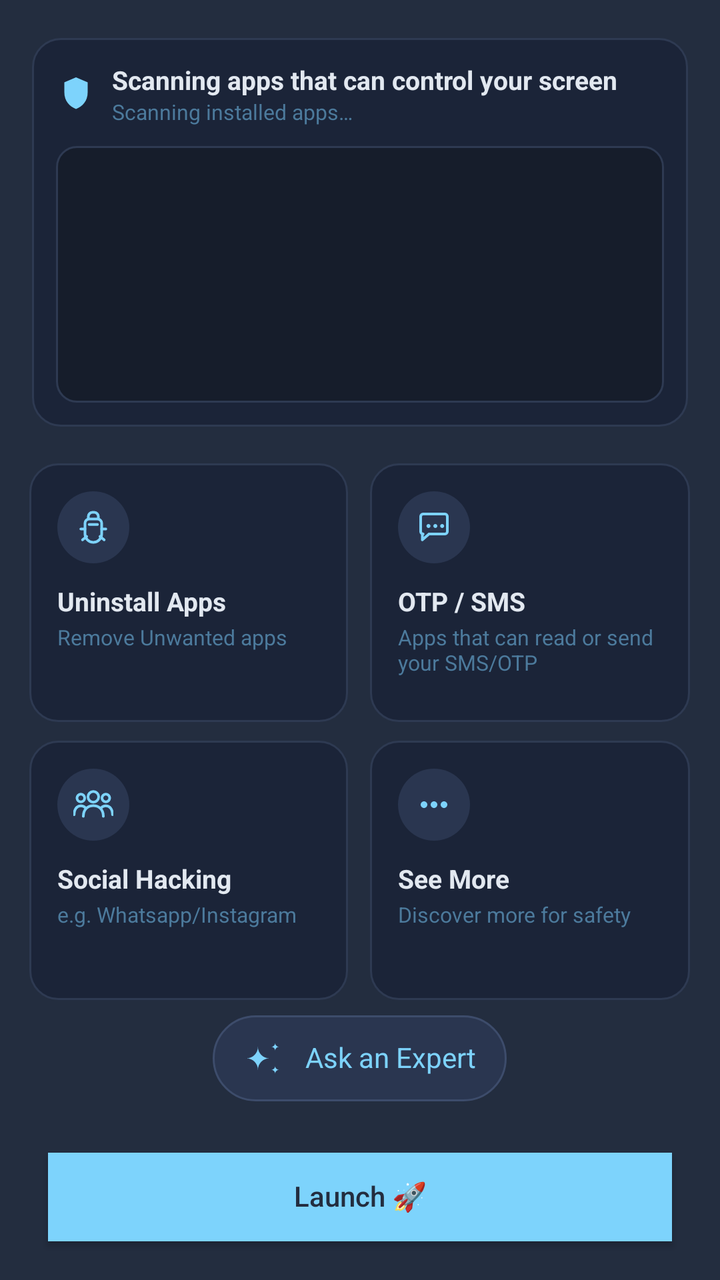
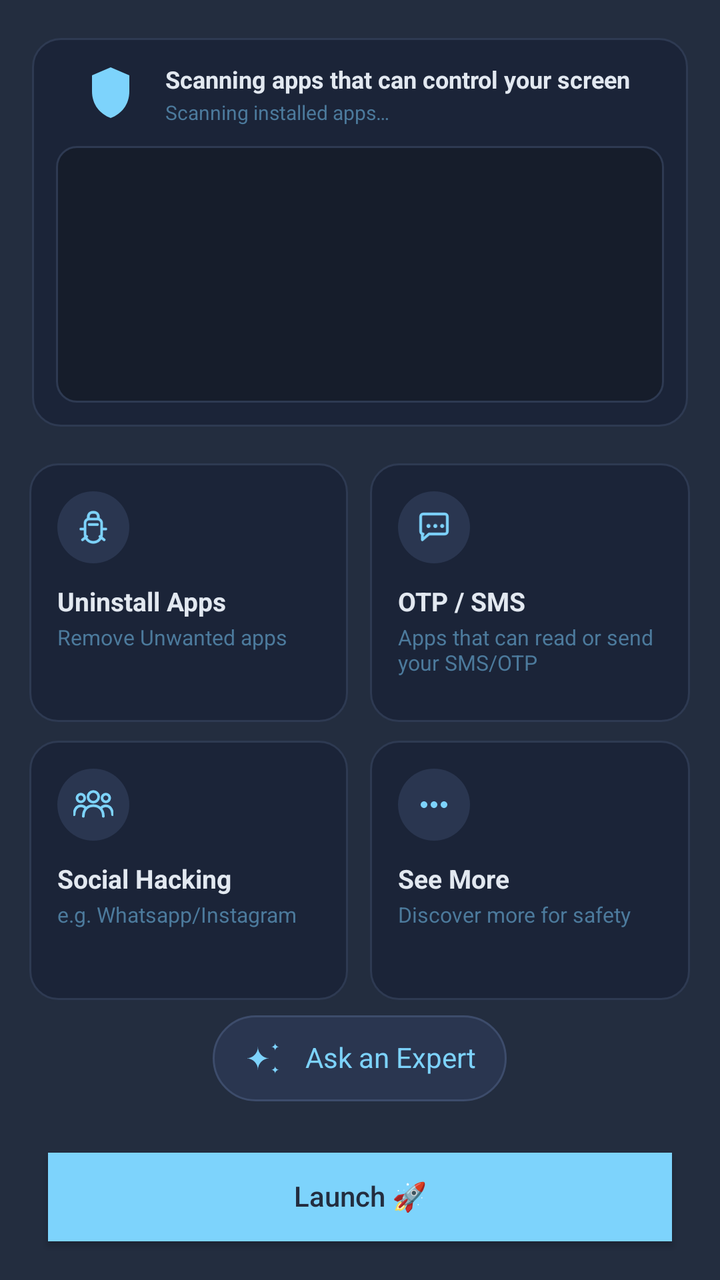

An Android layout rendered at two revisions. The XML below is the earlier revision; the diff shows what the commit changed to produce the second picture.
<!-- AndroidManifest.xml: activity theme Theme.NihalHome -->
<!-- res/layout/activity_main.xml -->
<?xml version="1.0" encoding="utf-8"?>
<LinearLayout xmlns:android="http://schemas.android.com/apk/res/android"
    android:layout_width="match_parent"
    android:layout_height="match_parent"
    android:orientation="vertical"
    android:weightSum="1000"
    android:background="@color/onboarding_background">

    
    <View
        android:layout_width="match_parent"
        android:layout_height="0dp"
        android:layout_weight="30" />

    
    <FrameLayout
        android:id="@+id/containerFirstPart"
        android:layout_width="match_parent"
        android:layout_height="0dp"
        android:layout_weight="304"
        android:paddingStart="16dp"
        android:paddingEnd="16dp">

        <LinearLayout
            android:id="@+id/boxFirstPart"
            android:layout_width="match_parent"
            android:layout_height="match_parent"
            android:orientation="vertical"
            android:background="@drawable/bg_scan_card"
            android:padding="12dp"
            android:weightSum="100">

            <LinearLayout
                android:layout_width="match_parent"
                android:layout_height="0dp"
                android:layout_weight="20"
                android:orientation="horizontal"
                android:gravity="center_vertical"
                android:layout_marginBottom="10dp">

                <ImageView
                    android:layout_width="20dp"
                    android:layout_height="20dp"
                    android:layout_marginEnd="8dp"
                    android:src="@drawable/ic_shield_scan" />

                <LinearLayout
                    android:layout_width="0dp"
                    android:layout_height="wrap_content"
                    android:layout_weight="1"
                    android:orientation="vertical">

                    <TextView
                        android:text="@string/scan_title"
                        android:layout_width="wrap_content"
                        android:layout_height="wrap_content"
                        android:textColor="@color/onboarding_heading"
                        android:textSize="13sp"
                        android:textStyle="bold" />

                    <TextView
                        android:id="@+id/textScanSubtitle"
                        android:text="@string/scan_subtitle_running"
                        android:layout_width="wrap_content"
                        android:layout_height="wrap_content"
                        android:textColor="@color/terminal_text_dim"
                        android:textSize="10.5sp" />

                </LinearLayout>

            </LinearLayout>

            <FrameLayout
                android:layout_width="match_parent"
                android:layout_height="0dp"
                android:layout_weight="80">

                <ScrollView
                    android:id="@+id/scrollTerminal"
                    android:layout_width="match_parent"
                    android:layout_height="match_parent"
                    android:background="@drawable/bg_terminal"
                    android:padding="10dp"
                    android:scrollbars="none"
                    android:visibility="visible">

                    <TextView
                        android:id="@+id/textTerminalLog"
                        android:layout_width="match_parent"
                        android:layout_height="wrap_content"
                        android:fontFamily="monospace"
                        android:textColor="@color/terminal_text"
                        android:textSize="9.5sp"
                        android:lineSpacingExtra="2dp" />

                </ScrollView>

                <ScrollView
                    android:id="@+id/scrollResults"
                    android:layout_width="match_parent"
                    android:layout_height="match_parent"
                    android:scrollbars="none"
                    android:visibility="gone">

                    <LinearLayout
                        android:id="@+id/containerRiskResults"
                        android:layout_width="match_parent"
                        android:layout_height="wrap_content"
                        android:orientation="vertical" />

                </ScrollView>

                <LinearLayout
                    android:id="@+id/containerNoIssues"
                    android:layout_width="match_parent"
                    android:layout_height="match_parent"
                    android:orientation="vertical"
                    android:gravity="center"
                    android:paddingStart="10dp"
                    android:paddingEnd="10dp"
                    android:paddingTop="4dp"
                    android:paddingBottom="4dp"
                    android:visibility="gone">

                    <ImageView
                        android:layout_width="@dimen/no_issues_icon_size"
                        android:layout_height="@dimen/no_issues_icon_size"
                        android:layout_marginBottom="4dp"
                        android:adjustViewBounds="true"
                        android:scaleType="fitCenter"
                        android:src="@drawable/ic_shield_check" />

                    <TextView
                        android:text="@string/no_issues_found_title"
                        android:layout_width="match_parent"
                        android:layout_height="wrap_content"
                        android:textColor="@color/onboarding_heading"
                        android:textStyle="bold"
                        android:gravity="center"
                        android:maxLines="1"
                        android:autoSizeTextType="uniform"
                        android:autoSizeMinTextSize="8sp"
                        android:autoSizeMaxTextSize="13sp"
                        android:autoSizeStepGranularity="1sp" />

                    <TextView
                        android:text="@string/no_issues_found_subtitle"
                        android:layout_width="match_parent"
                        android:layout_height="wrap_content"
                        android:layout_marginTop="2dp"
                        android:textColor="@color/terminal_text_dim"
                        android:gravity="center"
                        android:maxLines="2"
                        android:autoSizeTextType="uniform"
                        android:autoSizeMinTextSize="7sp"
                        android:autoSizeMaxTextSize="10sp"
                        android:autoSizeStepGranularity="1sp" />

                </LinearLayout>

            </FrameLayout>

        </LinearLayout>

    </FrameLayout>

    
    <View
        android:layout_width="match_parent"
        android:layout_height="0dp"
        android:layout_weight="29" />

    
    <LinearLayout
        android:layout_width="match_parent"
        android:layout_height="0dp"
        android:layout_weight="202"
        android:orientation="horizontal"
        android:weightSum="10000">

        <View
            android:layout_width="0dp"
            android:layout_height="match_parent"
            android:layout_weight="415" />

        <LinearLayout
            android:id="@+id/cardUninstallApps"
            android:layout_width="0dp"
            android:layout_height="match_parent"
            android:layout_weight="4430"
            android:orientation="vertical"
            android:background="@drawable/bg_feature_card"
            android:clickable="true"
            android:focusable="true"
            android:padding="14dp">

            <ImageView
                android:layout_width="36dp"
                android:layout_height="36dp"
                android:layout_marginBottom="10dp"
                android:background="@drawable/bg_feature_icon_circle"
                android:padding="8dp"
                android:src="@drawable/ic_feature_uninstall" />

            <TextView
                android:text="@string/feature_uninstall_title"
                android:layout_width="wrap_content"
                android:layout_height="wrap_content"
                android:textColor="@color/onboarding_heading"
                android:textSize="13sp"
                android:textStyle="bold" />

            <TextView
                android:text="@string/feature_uninstall_subtitle"
                android:layout_width="wrap_content"
                android:layout_height="wrap_content"
                android:layout_marginTop="2dp"
                android:textColor="@color/terminal_text_dim"
                android:textSize="10.5sp" />

        </LinearLayout>

        <View
            android:layout_width="0dp"
            android:layout_height="match_parent"
            android:layout_weight="310" />

        <LinearLayout
            android:id="@+id/cardOtpSms"
            android:layout_width="0dp"
            android:layout_height="match_parent"
            android:layout_weight="4430"
            android:orientation="vertical"
            android:background="@drawable/bg_feature_card"
            android:clickable="true"
            android:focusable="true"
            android:padding="14dp">

            <ImageView
                android:layout_width="36dp"
                android:layout_height="36dp"
                android:layout_marginBottom="10dp"
                android:background="@drawable/bg_feature_icon_circle"
                android:padding="8dp"
                android:src="@drawable/ic_feature_otp_sms" />

            <TextView
                android:text="@string/feature_otp_sms_title"
                android:layout_width="wrap_content"
                android:layout_height="wrap_content"
                android:textColor="@color/onboarding_heading"
                android:textSize="13sp"
                android:textStyle="bold" />

            <TextView
                android:text="@string/feature_otp_sms_subtitle"
                android:layout_width="wrap_content"
                android:layout_height="wrap_content"
                android:layout_marginTop="2dp"
                android:textColor="@color/terminal_text_dim"
                android:textSize="10.5sp" />

        </LinearLayout>

        <View
            android:layout_width="0dp"
            android:layout_height="match_parent"
            android:layout_weight="415" />

    </LinearLayout>

    
    <View
        android:layout_width="match_parent"
        android:layout_height="0dp"
        android:layout_weight="15" />

    
    <LinearLayout
        android:layout_width="match_parent"
        android:layout_height="0dp"
        android:layout_weight="202"
        android:orientation="horizontal"
        android:weightSum="10000">

        <View
            android:layout_width="0dp"
            android:layout_height="match_parent"
            android:layout_weight="415" />

        <LinearLayout
            android:id="@+id/cardSocialScams"
            android:layout_width="0dp"
            android:layout_height="match_parent"
            android:layout_weight="4430"
            android:orientation="vertical"
            android:background="@drawable/bg_feature_card"
            android:clickable="true"
            android:focusable="true"
            android:padding="14dp">

            <ImageView
                android:layout_width="36dp"
                android:layout_height="36dp"
                android:layout_marginBottom="10dp"
                android:background="@drawable/bg_feature_icon_circle"
                android:padding="8dp"
                android:src="@drawable/ic_feature_social_scams" />

            <TextView
                android:text="@string/feature_social_scams_title"
                android:layout_width="wrap_content"
                android:layout_height="wrap_content"
                android:textColor="@color/onboarding_heading"
                android:textSize="13sp"
                android:textStyle="bold" />

            <TextView
                android:text="@string/feature_social_scams_subtitle"
                android:layout_width="wrap_content"
                android:layout_height="wrap_content"
                android:layout_marginTop="2dp"
                android:textColor="@color/terminal_text_dim"
                android:textSize="10.5sp" />

        </LinearLayout>

        <View
            android:layout_width="0dp"
            android:layout_height="match_parent"
            android:layout_weight="310" />

        <LinearLayout
            android:id="@+id/cardSeeMore"
            android:layout_width="0dp"
            android:layout_height="match_parent"
            android:layout_weight="4430"
            android:orientation="vertical"
            android:background="@drawable/bg_feature_card"
            android:clickable="true"
            android:focusable="true"
            android:padding="14dp">

            <ImageView
                android:layout_width="36dp"
                android:layout_height="36dp"
                android:layout_marginBottom="10dp"
                android:background="@drawable/bg_feature_icon_circle"
                android:padding="8dp"
                android:src="@drawable/ic_feature_see_more" />

            <TextView
                android:text="@string/feature_see_more_title"
                android:layout_width="wrap_content"
                android:layout_height="wrap_content"
                android:textColor="@color/onboarding_heading"
                android:textSize="13sp"
                android:textStyle="bold" />

            <TextView
                android:text="@string/feature_see_more_subtitle"
                android:layout_width="wrap_content"
                android:layout_height="wrap_content"
                android:layout_marginTop="2dp"
                android:textColor="@color/terminal_text_dim"
                android:textSize="10.5sp" />

        </LinearLayout>

        <View
            android:layout_width="0dp"
            android:layout_height="match_parent"
            android:layout_weight="415" />

    </LinearLayout>

    
    <View
        android:layout_width="match_parent"
        android:layout_height="0dp"
        android:layout_weight="12" />

    
    <LinearLayout
        android:layout_width="match_parent"
        android:layout_height="0dp"
        android:layout_weight="67"
        android:orientation="horizontal"
        android:weightSum="1000">

        <View
            android:layout_width="0dp"
            android:layout_height="match_parent"
            android:layout_weight="296" />

        <LinearLayout
            android:id="@+id/containerAskNihalAi"
            android:layout_width="0dp"
            android:layout_height="match_parent"
            android:layout_weight="408"
            android:orientation="horizontal"
            android:gravity="center_vertical"
            android:background="@drawable/bg_capsule_protected"
            android:clickable="true"
            android:focusable="true"
            android:paddingStart="14dp"
            android:paddingEnd="14dp">

            <ImageView
                android:id="@+id/imageAskNihalAiIcon"
                android:layout_width="23dp"
                android:layout_height="23dp"
                android:layout_marginEnd="8dp"
                android:src="@drawable/ic_sparkles" />

            <TextView
                android:id="@+id/textAskNihalAi"
                android:text="@string/ask_nihal_ai_label"
                android:layout_width="0dp"
                android:layout_height="match_parent"
                android:layout_weight="1"
                android:gravity="center"
                android:textColor="@color/onboarding_accent"
                android:maxLines="1"
                android:includeFontPadding="false" />

        </LinearLayout>

        <View
            android:layout_width="0dp"
            android:layout_height="match_parent"
            android:layout_weight="296" />

    </LinearLayout>

    
    <View
        android:layout_width="match_parent"
        android:layout_height="0dp"
        android:layout_weight="40" />

    
    <Button
        android:id="@+id/buttonGo"
        android:layout_width="match_parent"
        android:layout_height="0dp"
        android:layout_weight="69"
        android:layout_marginStart="24dp"
        android:layout_marginEnd="24dp"
        android:background="@color/onboarding_accent"
        android:text="@string/action_go"
        android:textColor="@color/onboarding_button_text"
        android:textAllCaps="false"
        android:includeFontPadding="false"
        android:elevation="0dp" />

    
    <View
        android:layout_width="match_parent"
        android:layout_height="0dp"
        android:layout_weight="30" />

</LinearLayout>
<!-- resources referenced by this layout -->
<resources>
  <color name="onboarding_accent">#7DD3FC</color>
  <color name="onboarding_background">#232D3F</color>
  <color name="onboarding_button_text">#232D3F</color>
  <color name="onboarding_heading">#E2E8F0</color>
  <color name="terminal_text">#7DD3FC</color>
  <color name="terminal_text_dim">#4C7A9C</color>
  <dimen name="no_issues_icon_size">28dp</dimen>
  <!-- drawable bg_capsule_protected (drawable) -->
  <shape xmlns:android="http://schemas.android.com/apk/res/android"
      android:shape="rectangle">
      <solid android:color="@color/protected_capsule_background" />
      <stroke
          android:width="1dp"
          android:color="@color/protected_capsule_border" />
      <corners android:radius="50dp" />
  </shape>
  <!-- drawable bg_feature_card (drawable) -->
  <?xml version="1.0" encoding="utf-8"?>
  <shape xmlns:android="http://schemas.android.com/apk/res/android"
      android:shape="rectangle">
      <solid android:color="@color/scan_card_background" />
      <stroke
          android:width="1dp"
          android:color="@color/scan_card_border" />
      <corners android:radius="14dp" />
  </shape>
  <!-- drawable bg_feature_icon_circle (drawable) -->
  <?xml version="1.0" encoding="utf-8"?>
  <shape xmlns:android="http://schemas.android.com/apk/res/android"
      android:shape="oval">
      <solid android:color="@color/protected_capsule_background" />
  </shape>
  <!-- drawable bg_scan_card (drawable) -->
  <?xml version="1.0" encoding="utf-8"?>
  <shape xmlns:android="http://schemas.android.com/apk/res/android"
      android:shape="rectangle">
      <solid android:color="@color/scan_card_background" />
      <stroke
          android:width="1dp"
          android:color="@color/scan_card_border" />
      <corners android:radius="14dp" />
  </shape>
  <!-- drawable bg_terminal (drawable) -->
  <?xml version="1.0" encoding="utf-8"?>
  <shape xmlns:android="http://schemas.android.com/apk/res/android"
      android:shape="rectangle">
      <solid android:color="@color/terminal_background" />
      <stroke
          android:width="1dp"
          android:color="@color/terminal_border" />
      <corners android:radius="10dp" />
  </shape>
  <string name="action_go">Launch 🚀</string>
  <string name="ask_nihal_ai_label">Ask an Expert</string>
  <string name="feature_otp_sms_subtitle">Apps that can read or send your SMS/OTP</string>
  <string name="feature_otp_sms_title">OTP / SMS</string>
  <string name="feature_see_more_subtitle">Discover more for safety</string>
  <string name="feature_see_more_title">See More</string>
  <string name="feature_social_scams_subtitle">e.g. Whatsapp/Instagram</string>
  <string name="feature_social_scams_title">Social Hacking</string>
  <string name="feature_uninstall_subtitle">Remove Unwanted apps</string>
  <string name="feature_uninstall_title">Uninstall Apps</string>
  <string name="no_issues_found_subtitle">No Apps Found that can control your screen</string>
  <string name="no_issues_found_title">Today, You\'re Safe</string>
  <string name="scan_subtitle_running">Scanning installed apps…</string>
  <string name="scan_title">Scanning apps that can control your screen</string>
  <style name="Theme.NihalHome" parent="android:Theme.Material.Light.NoActionBar">
          <item name="android:windowBackground">@android:color/white</item>
          <item name="android:statusBarColor">@android:color/white</item>
          <item name="android:navigationBarColor">@android:color/white</item>
          <item name="android:windowLightStatusBar">true</item>
      </style>
  <color name="protected_capsule_background">#2A3650</color>
  <color name="protected_capsule_border">#3D4C6B</color>
  <color name="scan_card_background">#1B2438</color>
  <color name="scan_card_border">#2E3A52</color>
  <color name="terminal_background">#161D2B</color>
  <color name="terminal_border">#2E3A52</color>
  <color name="safe_state_icon">#4ADE80</color>
  <!-- unchanged entries left out for length: 7 -->
</resources>

<!-- the commit's change to res/layout/activity_main.xml (unified diff, before → after) -->
@@ -35,36 +35,57 @@
                 android:layout_height="0dp"
                 android:layout_weight="20"
                 android:orientation="horizontal"
-                android:gravity="center_vertical"
-                android:layout_marginBottom="10dp">
-
+                android:layout_marginBottom="10dp"
+                android:weightSum="100">
+
+                
                 <ImageView
-                    android:layout_width="20dp"
-                    android:layout_height="20dp"
-                    android:layout_marginEnd="8dp"
-                    android:src="@drawable/ic_shield_scan" />
-
+                    android:layout_width="0dp"
+                    android:layout_height="match_parent"
+                    android:layout_weight="18"
+                    android:src="@drawable/ic_shield_scan"
+                    android:scaleType="fitCenter"
+                    android:adjustViewBounds="true" />
+
+                
                 <LinearLayout
                     android:layout_width="0dp"
-                    android:layout_height="wrap_content"
-                    android:layout_weight="1"
-                    android:orientation="vertical">
-
+                    android:layout_height="match_parent"
+                    android:layout_weight="82"
+                    android:orientation="vertical"
+                    android:weightSum="100">
+
+                    
                     <TextView
                         android:text="@string/scan_title"
-                        android:layout_width="wrap_content"
-                        android:layout_height="wrap_content"
+                        android:layout_width="match_parent"
+                        android:layout_height="0dp"
+                        android:layout_weight="60"
                         android:textColor="@color/onboarding_heading"
-                        android:textSize="13sp"
-                        android:textStyle="bold" />
-
+                        android:textStyle="bold"
+                        android:maxLines="1"
+                        android:gravity="start|center_vertical"
+                        android:includeFontPadding="false"
+                        android:autoSizeTextType="uniform"
+                        android:autoSizeMinTextSize="6sp"
+                        android:autoSizeMaxTextSize="13sp"
+                        android:autoSizeStepGranularity="1sp" />
+
+                    
                     <TextView
                         android:id="@+id/textScanSubtitle"
                         android:text="@string/scan_subtitle_running"
-                        android:layout_width="wrap_content"
-                        android:layout_height="wrap_content"
+                        android:layout_width="match_parent"
+                        android:layout_height="0dp"
+                        android:layout_weight="40"
                         android:textColor="@color/terminal_text_dim"
-                        android:textSize="10.5sp" />
+                        android:maxLines="1"
+                        android:gravity="start|center_vertical"
+                        android:includeFontPadding="false"
+                        android:autoSizeTextType="uniform"
+                        android:autoSizeMinTextSize="6sp"
+                        android:autoSizeMaxTextSize="10sp"
+                        android:autoSizeStepGranularity="1sp" />
 
                 </LinearLayout>
 
